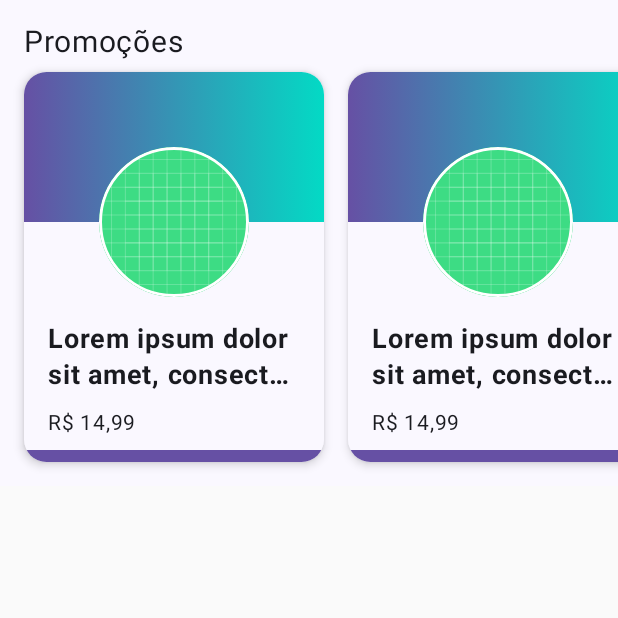
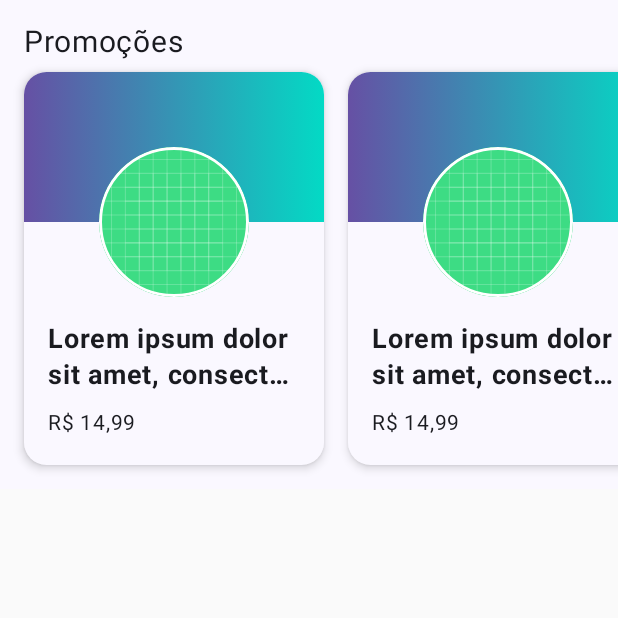
Before and after one commit to er7santana/android-compose-aluvery, an Android app built with Jetpack Compose: the screen it shows after launch (MainActivity), on a phone screen of 412 x 824 dp, the top half of it. Run offline under Robolectric (Android 15) with nearby library versions, the phone set to English and light mode, and no system bars.

Commit message:
adicionando vertical Scroll para exibicao de detalhes

```diff
--- a/app/src/main/java/br/com/shaft/aluvery/MainActivity.kt
+++ b/app/src/main/java/br/com/shaft/aluvery/MainActivity.kt
@@ -107,7 +107,7 @@ fun ProductItem() {
 
         Column(
             Modifier
-                .height(260.dp)
+                .heightIn(250.dp, 300.dp)
                 .width(200.dp)
                 .verticalScroll(rememberScrollState())
         ) {
@@ -146,15 +146,6 @@ fun ProductItem() {
                         fontWeight = FontWeight(400),
                     )
                 }
-
-                Column(
-                    Modifier.fillMaxSize()
-                        .background(Purple40)
-                        .offset(y = (-10).dp)
-                        .background(Purple40)
-                ) {
-                    Text(LoremIpsum(50).values.first(), Modifier.padding(horizontal = 16.dp, vertical = 8.dp))
-                }
             }
         }
     }
```
Also changed, not shown: app/src/main/java/br/com/shaft/aluvery/ui/components/ChallengeComposable.kt (added, +111 -0 lines).
